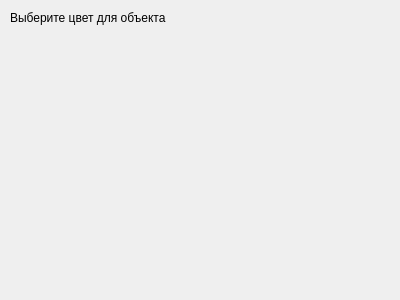
The window that src/main/colorpicker/colorpicker.ui (splashgywastaken/3d_project_qmake) describes before a commit, drawn with Qt 5.
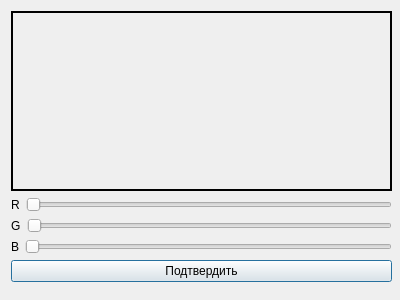
The same window after the commit.

Commit message: Made so that you can change color of an object

Diff of the .ui file:
```diff
--- a/src/main/colorpicker/colorpicker.ui
+++ b/src/main/colorpicker/colorpicker.ui
@@ -13,18 +13,97 @@
   <property name="windowTitle">
    <string>Dialog</string>
   </property>
-  <widget class="QLabel" name="label">
+  <widget class="QWidget" name="">
    <property name="geometry">
     <rect>
-     <x>10</x>
-     <y>10</y>
-     <width>161</width>
-     <height>16</height>
+     <x>11</x>
+     <y>11</y>
+     <width>381</width>
+     <height>271</height>
     </rect>
    </property>
-   <property name="text">
-    <string>Выберите цвет для объекта</string>
-   </property>
+   <layout class="QVBoxLayout" name="verticalLayout">
+    <item>
+     <widget class="QLabel" name="colorLabel">
+      <property name="styleSheet">
+       <string notr="true">border: 2px solid </string>
+      </property>
+      <property name="text">
+       <string/>
+      </property>
+     </widget>
+    </item>
+    <item>
+     <layout class="QHBoxLayout" name="horizontalLayout">
+      <item>
+       <widget class="QLabel" name="label_2">
+        <property name="text">
+         <string>R</string>
+        </property>
+       </widget>
+      </item>
+      <item>
+       <widget class="QSlider" name="redSlider">
+        <property name="maximum">
+         <number>255</number>
+        </property>
+        <property name="orientation">
+         <enum>Qt::Horizontal</enum>
+        </property>
+       </widget>
+      </item>
+     </layout>
+    </item>
+    <item>
+     <layout class="QHBoxLayout" name="horizontalLayout_3">
+      <item>
+       <widget class="QLabel" name="label_3">
+        <property name="text">
+         <string>G</string>
+        </property>
+       </widget>
+      </item>
+      <item>
+       <widget class="QSlider" name="greenSlider">
+        <property name="maximum">
+         <number>255</number>
+        </property>
+        <property name="orientation">
+         <enum>Qt::Horizontal</enum>
+        </property>
+       </widget>
+      </item>
+     </layout>
+    </item>
+    <item>
+     <layout class="QHBoxLayout" name="horizontalLayout_2">
+      <item>
+       <widget class="QLabel" name="label">
+        <property name="text">
+         <string>B</string>
+        </property>
+       </widget>
+      </item>
+      <item>
+       <widget class="QSlider" name="blueSlider">
+        <property name="maximum">
+         <number>255</number>
+        </property>
+        <property name="orientation">
+         <enum>Qt::Horizontal</enum>
+        </property>
+       </widget>
+      </item>
+     </layout>
+    </item>
+    <item>
+     <widget class="QPushButton" name="acceptButton">
+      <property name="text">
+       <string>Подтвердить</string>
+      </property>
+     </widget>
+    </item>
+   </layout>
   </widget>
  </widget>
  <resources/>
```
Left out of the diff: 4 changed lines with no effect on the pictures. The commit also changes 7 other files.
